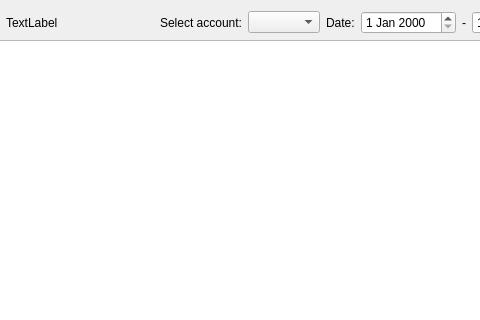
This is listoperations.ui in sergey196510/mycash as Qt 5 draws it before an edit; both pictures show x 229 to 709 and y 0 to 320 of the 807 by 450 pixel window. The edited form follows.
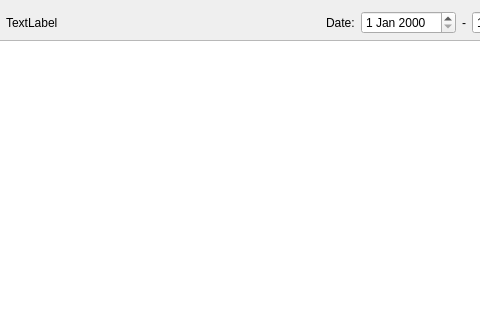
This is the edited form. Custom widgets are drawn as their Qt base class.

```diff
--- a/listoperations.ui
+++ b/listoperations.ui
@@ -53,16 +53,6 @@
        </property>
       </spacer>
      </item>
-     <item>
-      <widget class="QLabel" name="label_5">
-       <property name="text">
-        <string>Select account:</string>
-       </property>
-      </widget>
-     </item>
-     <item>
-      <widget class="AccountComboBox" name="search_comboBox"/>
-     </item>
      <item>
       <widget class="QLabel" name="label">
        <property name="text">
```
